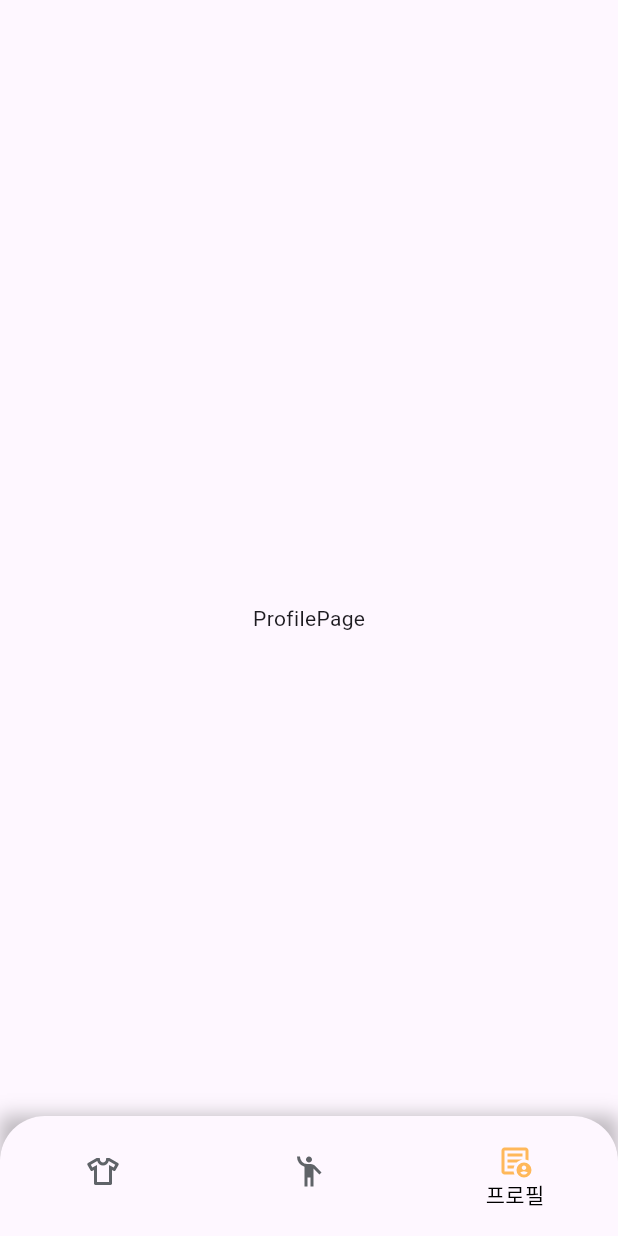
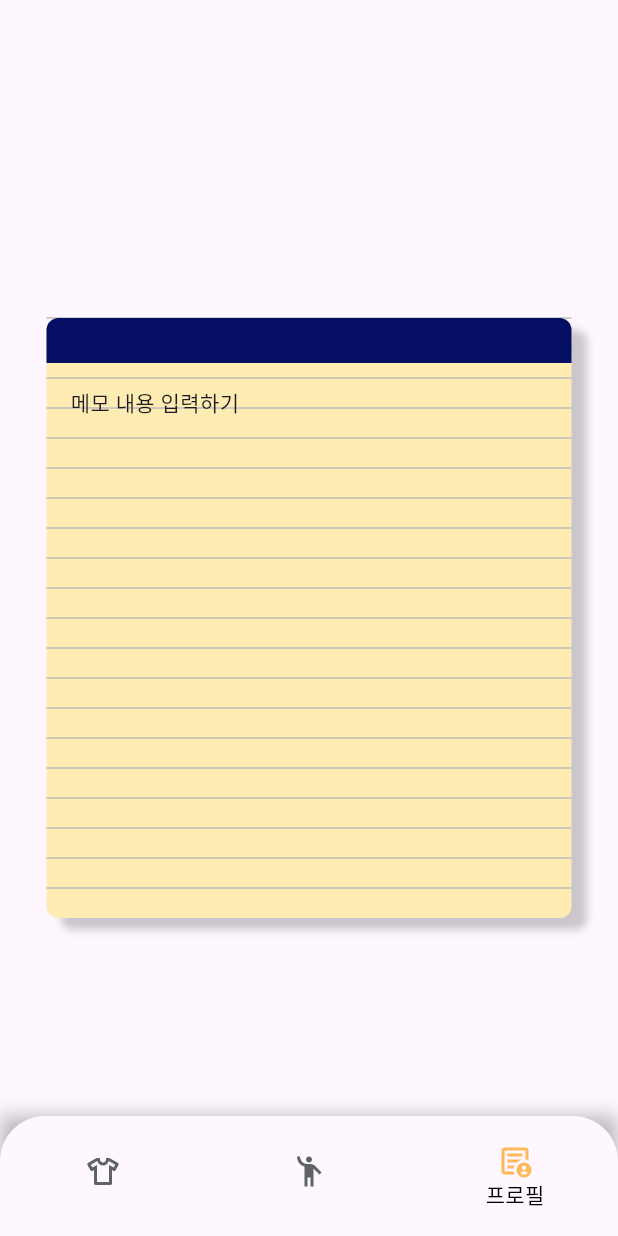
Before and after one commit to mousepotato03/coordination_app, a Flutter app: the screen it shows after launch, item 3 of the bottom bar chosen, on a phone screen of 412 x 824 dp. Run offline on Flutter 3.47's test engine with Material 3 defaults, Android fonts, the phone set to English and light mode, and no system bars; our stand-ins replace flutter_riverpod, flutter_svg, go_router, rive.

Commit message:
Profile Page 메모장 위젯 디자인

```diff
--- a/lib/core/theme/constant/app_colors.dart
+++ b/lib/core/theme/constant/app_colors.dart
@@ -11,9 +11,9 @@ class AppColors {
 
   static const Color positive = Color(0xFF74CD7C);
   static const Color negative = Color(0xFFFF5645);
+  static const Color unimportant = Color(0x97918f8f);
 
   static const Color primary = Color(0xffffb85a);
   static const Color secondary = Color(0xff9b6429);
 
-  static const Color unimportant = Color(0x97918f8f);
 }
--- a/lib/presentation/pages/profile/profile.dart
+++ b/lib/presentation/pages/profile/profile.dart
@@ -1,3 +1,5 @@
+import 'package:coordination_app/presentation/pages/profile/widget/note_pad_widget.dart';
+import 'package:flutter/cupertino.dart';
 import 'package:flutter/material.dart';
 
 class ProfilePage extends StatelessWidget {
@@ -5,6 +7,6 @@ class ProfilePage extends StatelessWidget {
 
   @override
   Widget build(BuildContext context) {
-    return const Center(child:Text("ProfilePage"));
+    return Center(child: NotePadWidget(),);
   }
 }
--- /dev/null
+++ b/lib/presentation/pages/profile/widget/note_pad_widget.dart
@@ -0,0 +1,69 @@
+import 'package:flutter/material.dart';
+
+class NotePadWidget extends StatelessWidget {
+  const NotePadWidget({super.key});
+
+  @override
+  Widget build(BuildContext context) {
+    return Stack(
+      children: [
+        Container(
+          width: 350,
+          height: 400,
+          decoration: BoxDecoration(
+            color: Colors.amber.shade100,
+            borderRadius: BorderRadius.circular(8),
+            boxShadow: [
+              BoxShadow(
+                color: Colors.black.withOpacity(0.2),
+                offset: const Offset(10, 8),
+                blurRadius: 4,
+              ),
+            ],
+          ),
+          child: CustomPaint(
+            painter: LinedPaperPainter(),
+            child: Container(
+              padding: const EdgeInsets.only(top: 46,left:16 ,right:16 ,bottom:16),
+              child: const Text('메모 내용 입력하기'),
+            ),
+          ),
+        ),
+        Positioned(
+          top: 0,
+          left: 0,
+          right: 0,
+          child: Container(
+            height: 30,
+            decoration: const BoxDecoration(
+              color: Color(0xff040f63),
+              borderRadius: BorderRadius.only(
+                topLeft: Radius.circular(8),
+                topRight: Radius.circular(8),
+              ),
+            ),
+            alignment: Alignment.center,
+          ),
+        ),
+      ],
+    );
+  }
+}
+
+class LinedPaperPainter extends CustomPainter {
+  @override
+  void paint(Canvas canvas, Size size) {
+    final paint = Paint()
+      ..color = Colors.grey.shade400
+      ..strokeWidth = 1;
+
+    for (double i = 0; i < size.height; i += 20) {
+      canvas.drawLine(Offset(0, i), Offset(size.width, i), paint);
+    }
+  }
+
+  @override
+  bool shouldRepaint(covariant CustomPainter oldDelegate) {
+    return false;
+  }
+}
```
